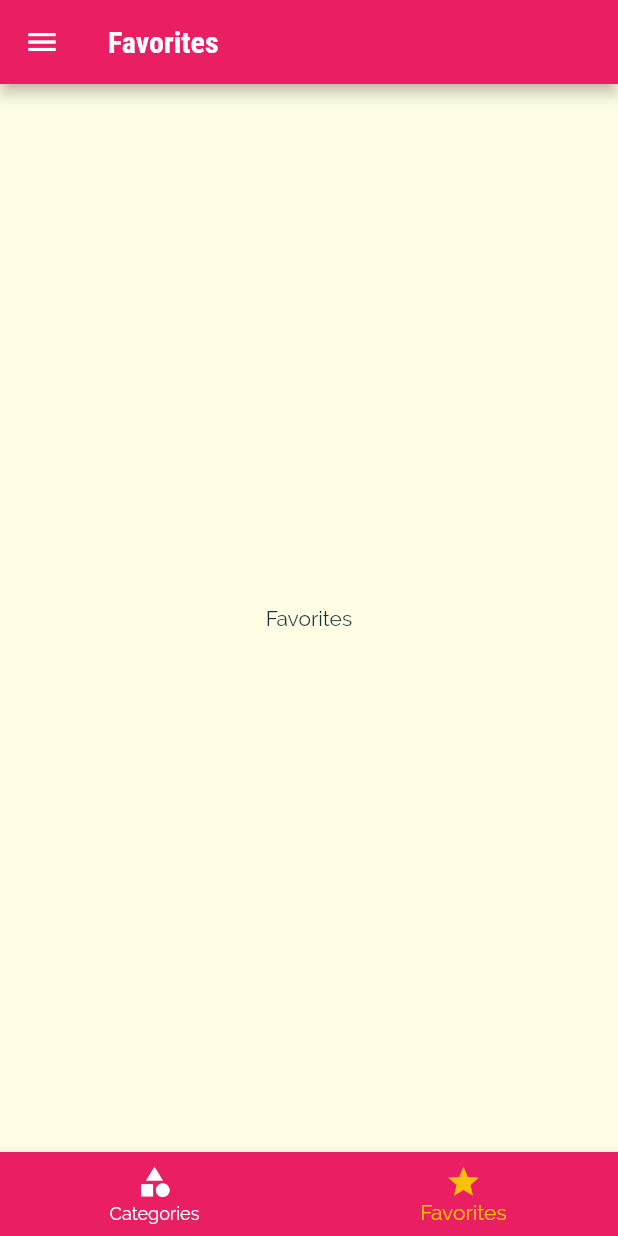
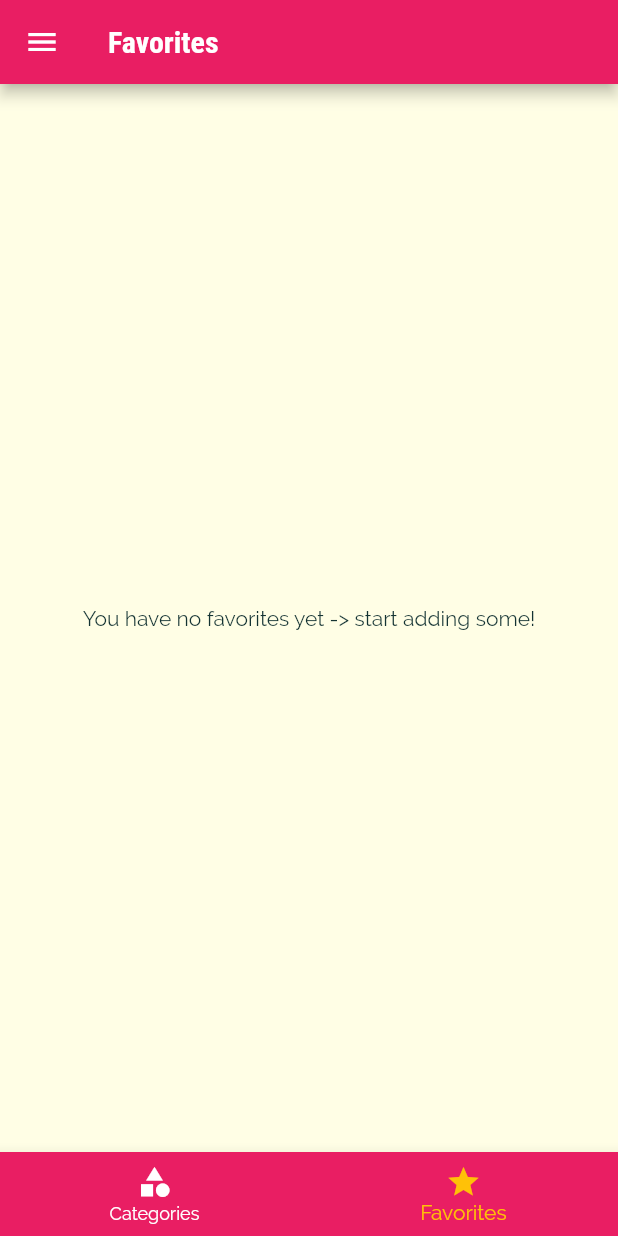
Before and after one commit to HlibHryshko/meals_app, a Flutter app: the screen it shows after launch, item 2 of the bottom bar chosen, on a phone screen of 412 x 824 dp. Run offline on Flutter 3.47's test engine with Material 2 defaults, Android fonts, the phone set to English and light mode, and no system bars.

Commit message:
removing delete logic from meal details page and implementing the favorites meals feature

```diff
--- a/lib/main.dart
+++ b/lib/main.dart
@@ -27,6 +27,7 @@ class _MyAppState extends State<MyApp> {
   };
 
   List<Meal> _availableMeals = meals;
+  List<Meal> _favoriteMeals = [];
 
   void _setFilters(Map<String, bool> filterData) {
     setState(() {
@@ -48,6 +49,24 @@ class _MyAppState extends State<MyApp> {
         return true;
       }).toList();
     });
+  }
+
+  void _toggleFavorite(String mealId) {
+    final existingIndex =
+      _favoriteMeals.indexWhere((meal) => meal.id == mealId);
+    if (existingIndex >= 0) {
+     setState(() {
+       _favoriteMeals.removeAt(existingIndex);
+     });
+    } else {
+      setState(() {
+        _favoriteMeals.add(meals.firstWhere((meal) => meal.id == mealId));
+      });
+    }
+  }
+
+  bool _isMealFavorite(String mealId) {
+    return _favoriteMeals.any((meal) => meal.id == mealId);
   }
 
   @override
@@ -75,10 +94,10 @@ class _MyAppState extends State<MyApp> {
         // used for top navigation
         // '/': (ctx) => TabsPage(),
         // used for bottom navigation
-        '/': (ctx) => TabsPage(),
+        '/': (ctx) => TabsPage(favoriteMeals: _favoriteMeals),
         // '/': (ctx) => CategoriesPage(),
         CategoryMealsPage.routeName: (ctx) => CategoryMealsPage(availableMeals: _availableMeals),
-        MealDetailPage.routeName: (ctx) => MealDetailPage(),
+        MealDetailPage.routeName: (ctx) => MealDetailPage(isMealFavorite: _isMealFavorite, toggleFavorite: _toggleFavorite),
         FiltersPage.routeName: (ctx) => FiltersPage(currentFilters: _filters, saveFilters: _setFilters),
       },
       // for the routes not in the routing table
--- a/lib/pages/category_meals_page.dart
+++ b/lib/pages/category_meals_page.dart
@@ -68,7 +68,6 @@ class _CategoryMealsPageState extends State<CategoryMealsPage> {
             imageUrl: meal.imageUrl,
             complexity: meal.complexity,
             affordability: meal.affordability,
-            removeItem: _removeMeal,
           );
         },
         itemCount: displayedMeals?.length,
--- a/lib/pages/favorites_page.dart
+++ b/lib/pages/favorites_page.dart
@@ -1,16 +1,39 @@
 import 'package:flutter/material.dart';
 
+import '../models/meal.dart';
+import '../widgets/meal_item.dart';
+
 class FavoritesPage extends StatelessWidget {
-  const FavoritesPage({Key? key}) : super(key: key);
+  final List<Meal> favoriteMeals;
+
+  const FavoritesPage({
+    Key? key,
+    required this.favoriteMeals
+  }) : super(key: key);
 
   @override
   Widget build(BuildContext context) {
-    return Scaffold(
-      body: Center(
+    if (favoriteMeals.isEmpty) {
+      return const Center(
         child: Text(
-          'Favorites'
+          'You have no favorites yet -> start adding some!'
         ),
-      ),
-    );
+      );
+    } else {
+      return ListView.builder(
+        itemBuilder: (ctx, index) {
+          final meal = favoriteMeals[index];
+          return MealItem(
+            id: meal.id,
+            title: meal.title,
+            duration: meal.duration,
+            imageUrl: meal.imageUrl,
+            complexity: meal.complexity,
+            affordability: meal.affordability,
+          );
+        },
+        itemCount: favoriteMeals.length,
+      );
+    }
   }
 }
--- a/lib/pages/tabs_page.dart
+++ b/lib/pages/tabs_page.dart
@@ -2,6 +2,8 @@ import 'package:flutter/material.dart';
 import 'package:meals/pages/category_page.dart';
 import 'package:meals/pages/favorites_page.dart';
 import 'package:meals/widgets/main_drawer.dart';
+
+import '../models/meal.dart';
 
 
 /*
@@ -50,23 +52,19 @@ tabsPage class for top Navigation
 tabsPage for bottom navigation bar
  */
 class TabsPage extends StatefulWidget {
-  const TabsPage({Key? key}) : super(key: key);
+  final List<Meal> favoriteMeals;
+
+  const TabsPage({
+    Key? key,
+    required this.favoriteMeals,
+  }) : super(key: key);
 
   @override
   State<TabsPage> createState() => _TabsPageState();
 }
 
 class _TabsPageState extends State<TabsPage> {
-  final List<Map<String, Object>> _pages = [
-    {
-      'page': CategoriesPage(),
-      'title': 'Categories',
-    },
-    {
-      'page': FavoritesPage(),
-      'title': 'Favorites'
-    },
-  ];
+  List<Map<String, Object>>? _pages;
   int _selectedPageIndex = 0;
 
   void _selectPage(int index) {
@@ -76,15 +74,31 @@ class _TabsPageState extends State<TabsPage> {
   }
 
   @override
+  void initState() {
+    super.initState();
+
+    _pages = [
+      {
+        'page': CategoriesPage(),
+        'title': 'Categories',
+      },
+      {
+        'page': FavoritesPage(favoriteMeals: widget.favoriteMeals),
+        'title': 'Favorites'
+      },
+    ];
+  }
+
+  @override
   Widget build(BuildContext context) {
     return Scaffold(
       appBar: AppBar(
         title: Text(
-          _pages[_selectedPageIndex]['title'] as String,
+          _pages![_selectedPageIndex]['title'] as String,
         ),
       ),
       drawer: MainDrawer(),
-      body: _pages[_selectedPageIndex]['page'] as Widget,
+      body: _pages![_selectedPageIndex]['page'] as Widget,
       bottomNavigationBar: BottomNavigationBar(
         onTap: _selectPage,
         // not used for shifting type
```
Also changed, not shown: lib/pages/meal_details_page.dart (+14 -3 lines), lib/widgets/meal_item.dart (+1 -8 lines).
